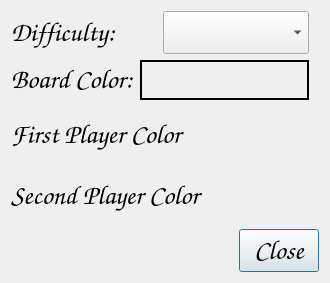
Before: the Qt Designer form gamesettings.ui in AFunProgrammer/reversi, drawn with Qt 5.
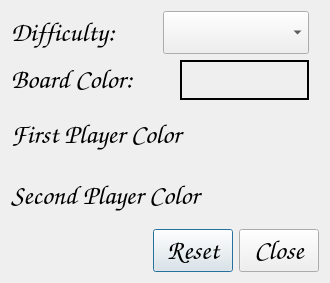
After: the same form once the commit is applied. Icons and pictures are not drawn.

Commit message: adding ui ability to change color per player in the playersettings dialog added reset button to reset game settings to initial colors / values fixed feature of last move indicator having the wrong color

What changed in the file:
```diff
--- a/gamesettings.ui
+++ b/gamesettings.ui
@@ -78,6 +78,22 @@
        </property>
       </widget>
      </item>
+     <item>
+      <spacer name="horizontalSpacer">
+       <property name="orientation">
+        <enum>Qt::Horizontal</enum>
+       </property>
+       <property name="sizeType">
+        <enum>QSizePolicy::Preferred</enum>
+       </property>
+       <property name="sizeHint" stdset="0">
+        <size>
+         <width>40</width>
+         <height>20</height>
+        </size>
+       </property>
+      </spacer>
+     </item>
      <item>
       <widget class="QLabel" name="ctlBoardColor">
        <property name="sizePolicy">
@@ -228,7 +244,7 @@
         </sizepolicy>
        </property>
        <property name="standardButtons">
-        <set>QDialogButtonBox::Close</set>
+        <set>QDialogButtonBox::Close|QDialogButtonBox::Reset</set>
        </property>
       </widget>
      </item>
```
The commit also changes 8 other files.
